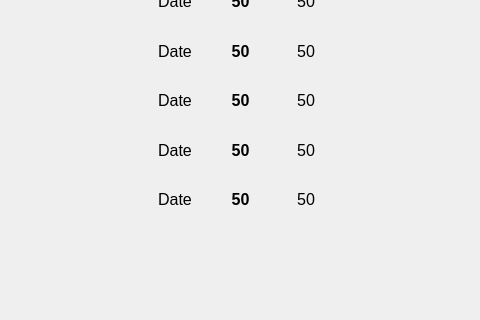
This is src/weather.ui in aaronpennington/Weather as Qt 5 draws it before an edit; both pictures show x 135 to 615 and y 280 to 600 of the 800 by 600 pixel window. The edited form follows.
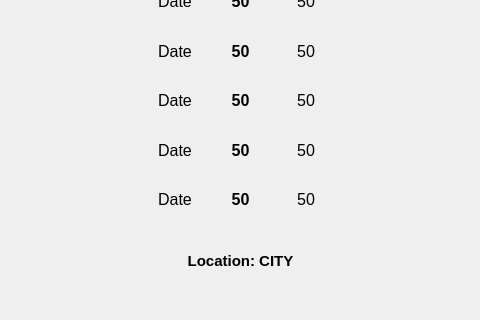
This is the edited form.

Commit message: Add location to ui display

What changed in the file:
```diff
--- a/src/weather.ui
+++ b/src/weather.ui
@@ -70,7 +70,7 @@
      <set>Qt::AlignCenter</set>
     </property>
    </widget>
-   <widget class="QWidget" name="">
+   <widget class="QWidget" name="layoutWidget">
     <property name="geometry">
      <rect>
       <x>280</x>
@@ -317,6 +317,29 @@
      </item>
     </layout>
    </widget>
+   <widget class="QLabel" name="label_13">
+    <property name="geometry">
+     <rect>
+      <x>220</x>
+      <y>500</y>
+      <width>311</width>
+      <height>81</height>
+     </rect>
+    </property>
+    <property name="font">
+     <font>
+      <pointsize>11</pointsize>
+      <weight>75</weight>
+      <bold>true</bold>
+     </font>
+    </property>
+    <property name="text">
+     <string>Location: CITY</string>
+    </property>
+    <property name="alignment">
+     <set>Qt::AlignCenter</set>
+    </property>
+   </widget>
   </widget>
   <widget class="QStatusBar" name="statusbar"/>
  </widget>
```
The commit also changes 2 other files.
